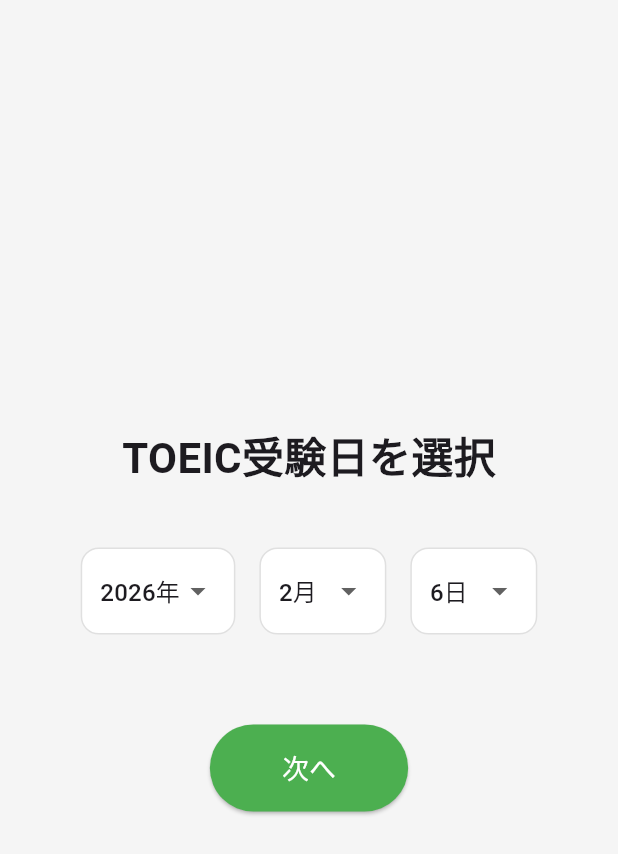
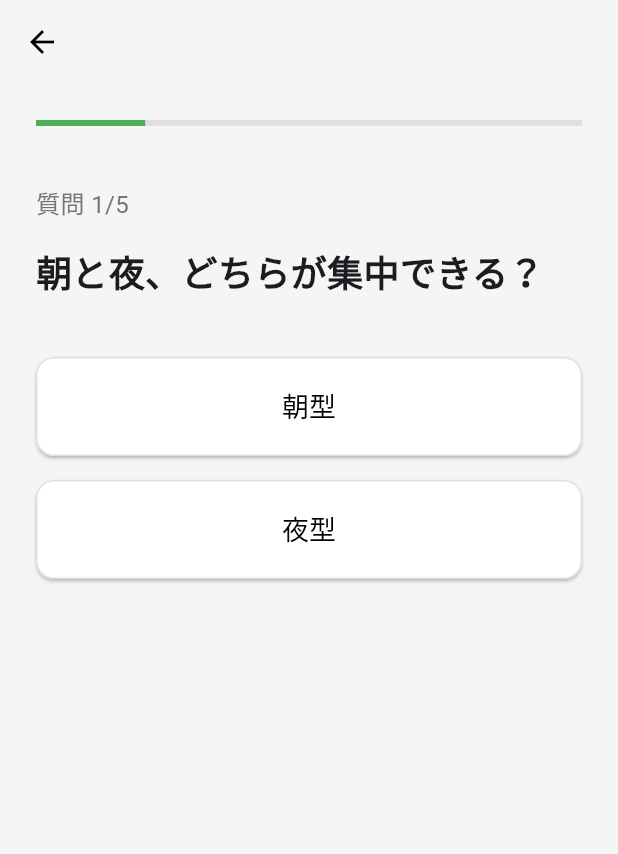
Before and after one commit to Koalacat49/lumo-flutter, a Flutter app: the screen it shows after launch, after a tap on "次へ", on a phone screen of 412 x 824 dp. Shown: the top 854 px of the screen. Run offline on Flutter 3.47's test engine with Material 3 defaults, Android fonts, the phone set to English and light mode, and no system bars.

Commit message:
性格診断追加

```diff
--- a/lib/main.dart
+++ b/lib/main.dart
@@ -20,6 +20,7 @@
   }
 }
 
+// 受験日入力画面
 class ExamDateScreen extends StatefulWidget {
   const ExamDateScreen({super.key});
 
@@ -75,8 +76,14 @@
               const SizedBox(height: 60),
               ElevatedButton(
                 onPressed: () {
-                  // TODO: 次の画面へ
-                  print('選択: $selectedYear/$selectedMonth/$selectedDay');
+                  Navigator.push(
+                    context,
+                    MaterialPageRoute(
+                      builder: (context) => PersonalityTestScreen(
+                        examDate: DateTime(selectedYear, selectedMonth, selectedDay),
+                      ),
+                    ),
+                  );
                 },
                 style: ElevatedButton.styleFrom(
                   backgroundColor: Colors.green,
@@ -122,3 +129,123 @@
     );
   }
 }
+
+// 性格診断画面
+class PersonalityTestScreen extends StatefulWidget {
+  final DateTime examDate;
+  const PersonalityTestScreen({super.key, required this.examDate});
+
+  @override
+  State<PersonalityTestScreen> createState() => _PersonalityTestScreenState();
+}
+
+class _PersonalityTestScreenState extends State<PersonalityTestScreen> {
+  int currentQuestion = 0;
+  final Map<String, String> answers = {};
+
+  final List<Map<String, dynamic>> questions = [
+    {
+      'question': '朝と夜、どちらが集中できる？',
+      'options': ['朝型', '夜型'],
+      'key': 'timePreference',
+    },
+    {
+      'question': '学習スタイルは？',
+      'options': ['短期集中', 'コツコツ'],
+      'key': 'studyStyle',
+    },
+    {
+      'question': '平日の学習時間は？',
+      'options': ['15分以下', '30分', '1時間以上'],
+      'key': 'weekdayTime',
+    },
+    {
+      'question': '週末の学習時間は？',
+      'options': ['30分以下', '1時間', '2時間以上'],
+      'key': 'weekendTime',
+    },
+    {
+      'question': '一番忙しい曜日は？',
+      'options': ['月・火', '水・木', '金・土', '日'],
+      'key': 'busyDay',
+    },
+  ];
+
+  void _selectOption(String option) {
+    setState(() {
+      answers[questions[currentQuestion]['key']] = option;
+      if (currentQuestion < questions.length - 1) {
+        currentQuestion++;
+      } else {
+        // TODO: 次の画面へ
+        print('診断完了: $answers');
+      }
+    });
+  }
+
+  @override
+  Widget build(BuildContext context) {
+    final question = questions[currentQuestion];
+
+    return Scaffold(
+      backgroundColor: const Color(0xFFF5F5F5),
+      appBar: AppBar(
+        backgroundColor: Colors.transparent,
+        elevation: 0,
+        leading: IconButton(
+          icon: const Icon(Icons.arrow_back, color: Colors.black),
+          onPressed: () => Navigator.pop(context),
+        ),
+      ),
+      body: Padding(
+        padding: const EdgeInsets.all(24.0),
+        child: Column(
+          crossAxisAlignment: CrossAxisAlignment.start,
+          children: [
+            LinearProgressIndicator(
+              value: (currentQuestion + 1) / questions.length,
+              backgroundColor: Colors.grey.shade300,
+              valueColor: const AlwaysStoppedAnimation<Color>(Colors.green),
+            ),
+            const SizedBox(height: 40),
+            Text(
+              '質問 ${currentQuestion + 1}/${questions.length}',
+              style: TextStyle(fontSize: 16, color: Colors.grey.shade600),
+            ),
+            const SizedBox(height: 16),
+            Text(
+              question['question'],
+              style: const TextStyle(fontSize: 24, fontWeight: FontWeight.bold),
+            ),
+            const SizedBox(height: 40),
+            ...List.generate(
+              (question['options'] as List<String>).length,
+              (index) {
+                final option = (question['options'] as List<String>)[index];
+                return Padding(
+                  padding: const EdgeInsets.only(bottom: 16.0),
+                  child: SizedBox(
+                    width: double.infinity,
+                    child: ElevatedButton(
+                      onPressed: () => _selectOption(option),
+                      style: ElevatedButton.styleFrom(
+                        backgroundColor: Colors.white,
+                        foregroundColor: Colors.black,
+                        padding: const EdgeInsets.symmetric(vertical: 20),
+                        shape: RoundedRectangleBorder(
+                          borderRadius: BorderRadius.circular(12),
+                          side: BorderSide(color: Colors.grey.shade300),
+                        ),
+                      ),
+                      child: Text(option, style: const TextStyle(fontSize: 18)),
+                    ),
+                  ),
+                );
+              },
+            ),
+          ],
+        ),
+      ),
+    );
+  }
+}
```
Also changed, not shown: 3 other files.
